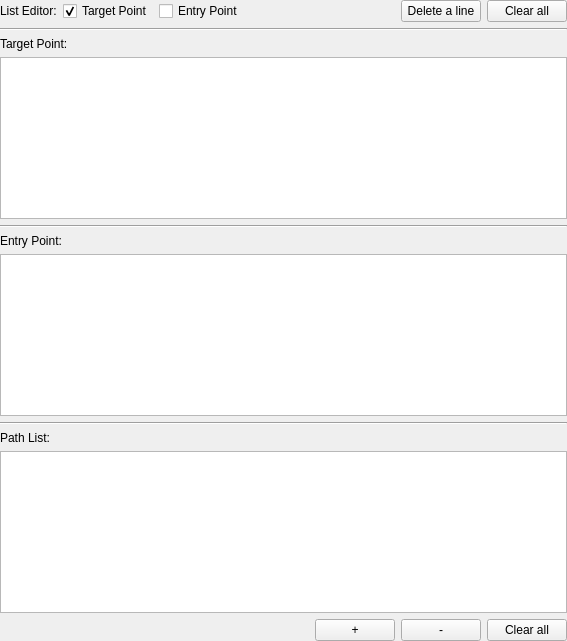
Qt form Resources/UI/qSlicerPathPlannerPanelWidget.ui (ayamada0614/PathPlanner) before a commit.
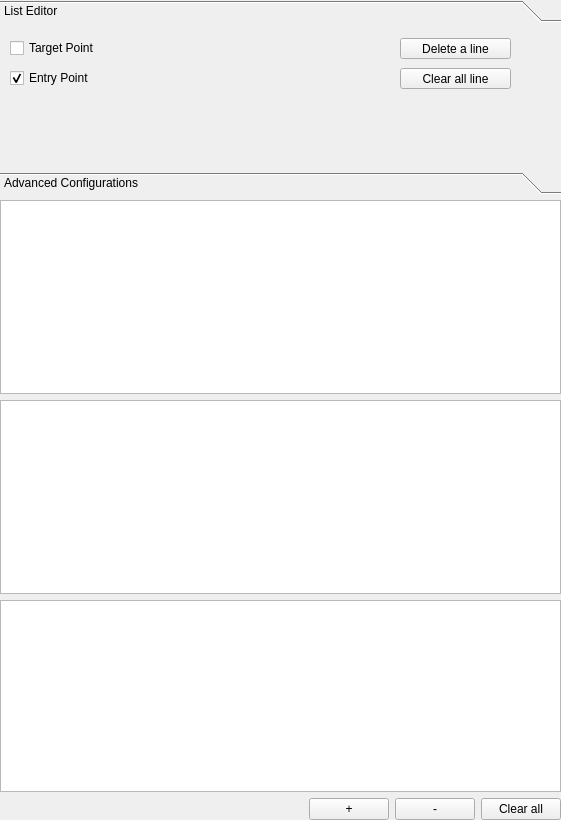
The same form after that commit. Custom widgets are drawn as their Qt base class.

Commit message: Update: User interface and node selector

What changed in the file:
```diff
--- a/Resources/UI/qSlicerPathPlannerPanelWidget.ui
+++ b/Resources/UI/qSlicerPathPlannerPanelWidget.ui
@@ -6,8 +6,8 @@
    <rect>
     <x>0</x>
     <y>0</y>
-    <width>567</width>
-    <height>641</height>
+    <width>561</width>
+    <height>820</height>
    </rect>
   </property>
   <property name="windowTitle">
@@ -20,80 +20,132 @@
    <item>
     <layout class="QVBoxLayout" name="PathPlannerSettingLayout">
      <item>
-      <layout class="QHBoxLayout" name="PointListEditor">
-       <item>
-        <widget class="QLabel" name="label">
-         <property name="text">
-          <string>List Editor:</string>
-         </property>
-        </widget>
-       </item>
-       <item>
-        <widget class="QCheckBox" name="EntryPointListSelector">
-         <property name="text">
-          <string>Target Point</string>
-         </property>
-         <property name="checked">
+      <widget class="QToolBox" name="toolBox">
+       <property name="enabled">
+        <bool>true</bool>
+       </property>
+       <property name="sizePolicy">
+        <sizepolicy hsizetype="Preferred" vsizetype="Preferred">
+         <horstretch>0</horstretch>
+         <verstretch>0</verstretch>
+        </sizepolicy>
+       </property>
+       <property name="currentIndex">
+        <number>0</number>
+       </property>
+       <widget class="QWidget" name="ListEditor">
+        <property name="enabled">
           <bool>true</bool>
          </property>
+        <property name="geometry">
+         <rect>
+          <x>0</x>
+          <y>0</y>
+          <width>559</width>
+          <height>88</height>
+         </rect>
+        </property>
+        <property name="sizePolicy">
+         <sizepolicy hsizetype="Preferred" vsizetype="Preferred">
+          <horstretch>0</horstretch>
+          <verstretch>0</verstretch>
+         </sizepolicy>
+        </property>
+        <attribute name="label">
+         <string>List Editor</string>
+        </attribute>
+        <widget class="qSlicerMouseModeToolBar" name="AddPointToolBar">
+         <property name="geometry">
+          <rect>
+           <x>120</x>
+           <y>10</y>
+           <width>51</width>
+           <height>51</height>
+          </rect>
+         </property>
         </widget>
-       </item>
-       <item>
         <widget class="QCheckBox" name="TargetPointListSelector">
+         <property name="geometry">
+          <rect>
+           <x>10</x>
+           <y>40</y>
+           <width>101</width>
+           <height>20</height>
+          </rect>
+         </property>
          <property name="text">
           <string>Entry Point</string>
          </property>
-        </widget>
-       </item>
-       <item>
-        <widget class="qSlicerMouseModeToolBar" name="AddPointToolBar"/>
-       </item>
-       <item>
-        <spacer name="horizontalSpacer_3">
-         <property name="orientation">
-          <enum>Qt::Horizontal</enum>
+         <property name="checked">
+          <bool>true</bool>
          </property>
-         <property name="sizeHint" stdset="0">
-          <size>
-           <width>40</width>
+        </widget>
+        <widget class="QCheckBox" name="EntryPointListSelector">
+         <property name="geometry">
+          <rect>
+           <x>10</x>
+           <y>10</y>
+           <width>111</width>
            <height>20</height>
-          </size>
+          </rect>
          </property>
-        </spacer>
-       </item>
-       <item>
+         <property name="text">
+          <string>Target Point</string>
+         </property>
+         <property name="checked">
+          <bool>false</bool>
+         </property>
+        </widget>
         <widget class="QPushButton" name="DeleteALine">
+         <property name="geometry">
+          <rect>
+           <x>400</x>
+           <y>10</y>
+           <width>111</width>
+           <height>21</height>
+          </rect>
+         </property>
          <property name="text">
           <string>Delete a line</string>
          </property>
         </widget>
-       </item>
-       <item>
         <widget class="QPushButton" name="ListClear">
+         <property name="geometry">
+          <rect>
+           <x>400</x>
+           <y>40</y>
+           <width>111</width>
+           <height>21</height>
+          </rect>
+         </property>
          <property name="text">
-          <string>Clear all</string>
+          <string>Clear all line</string>
          </property>
         </widget>
-       </item>
-      </layout>
-     </item>
-     <item>
-      <widget class="Line" name="line_3">
-       <property name="orientation">
-        <enum>Qt::Horizontal</enum>
-       </property>
-      </widget>
-     </item>
-     <item>
-      <layout class="QHBoxLayout" name="TargetPointNodeSelectorLayout">
-       <item>
-        <widget class="QLabel" name="TargetPointLabel">
-         <property name="text">
-          <string>Target Point:</string>
-         </property>
-        </widget>
-       </item>
-       <item>
+       </widget>
+       <widget class="QWidget" name="AdvancedConfigurations">
+        <property name="geometry">
+         <rect>
+          <x>0</x>
+          <y>0</y>
+          <width>559</width>
+          <height>76</height>
+         </rect>
+        </property>
+        <attribute name="label">
+         <string>Advanced Configurations</string>
+        </attribute>
+        <widget class="QWidget" name="gridLayoutWidget">
+         <property name="geometry">
+          <rect>
+           <x>10</x>
+           <y>0</y>
+           <width>291</width>
+           <height>80</height>
+          </rect>
+         </property>
+         <layout class="QGridLayout" name="gridLayout">
+          <item row="0" column="1">
         <widget class="qMRMLNodeComboBox" name="TargetPointsAnnotationNodeSelector">
          <property name="enabled">
           <bool>true</bool>
@@ -114,28 +166,7 @@
          </property>
         </widget>
        </item>
-      </layout>
-     </item>
-     <item>
-      <widget class="QTableView" name="TargetPointsTable"/>
-     </item>
-     <item>
-      <widget class="Line" name="line_2">
-       <property name="orientation">
-        <enum>Qt::Horizontal</enum>
-       </property>
-      </widget>
-     </item>
-     <item>
-      <layout class="QHBoxLayout" name="EntryPointNodeSelectorLayout">
-       <item>
-        <widget class="QLabel" name="EntryPointLabel">
-         <property name="text">
-          <string>Entry Point:</string>
-         </property>
-        </widget>
-       </item>
-       <item>
+          <item row="1" column="1">
         <widget class="qMRMLNodeComboBox" name="EntryPointsAnnotationNodeSelector">
          <property name="enabled">
           <bool>true</bool>
@@ -156,27 +187,36 @@
          </property>
         </widget>
        </item>
-      </layout>
+          <item row="0" column="0">
+           <widget class="QLabel" name="label">
+            <property name="text">
+             <string>Entry Point List Node</string>
+            </property>
+           </widget>
+          </item>
+          <item row="1" column="0">
+           <widget class="QLabel" name="label_3">
+            <property name="text">
+             <string>Target Point List Node</string>
+            </property>
+           </widget>
+          </item>
+         </layout>
+        </widget>
+       </widget>
+      </widget>
+     </item>
+     <item>
+      <layout class="QHBoxLayout" name="PointListEditor"/>
+     </item>
+     <item>
+      <widget class="QTableView" name="TargetPointsTable"/>
      </item>
      <item>
       <widget class="QTableView" name="EntryPointsTable"/>
      </item>
-     <item>
-      <widget class="Line" name="line">
-       <property name="orientation">
-        <enum>Qt::Horizontal</enum>
-       </property>
-      </widget>
-     </item>
      <item>
       <layout class="QVBoxLayout" name="LineListEditor">
-       <item>
-        <widget class="QLabel" name="label_2">
-         <property name="text">
-          <string>Path List:</string>
-         </property>
-        </widget>
-       </item>
        <item>
         <widget class="QTableView" name="tableView"/>
        </item>
```
Lines whose indentation alone changed are shown as unchanged. The commit also changes 4 other files.
